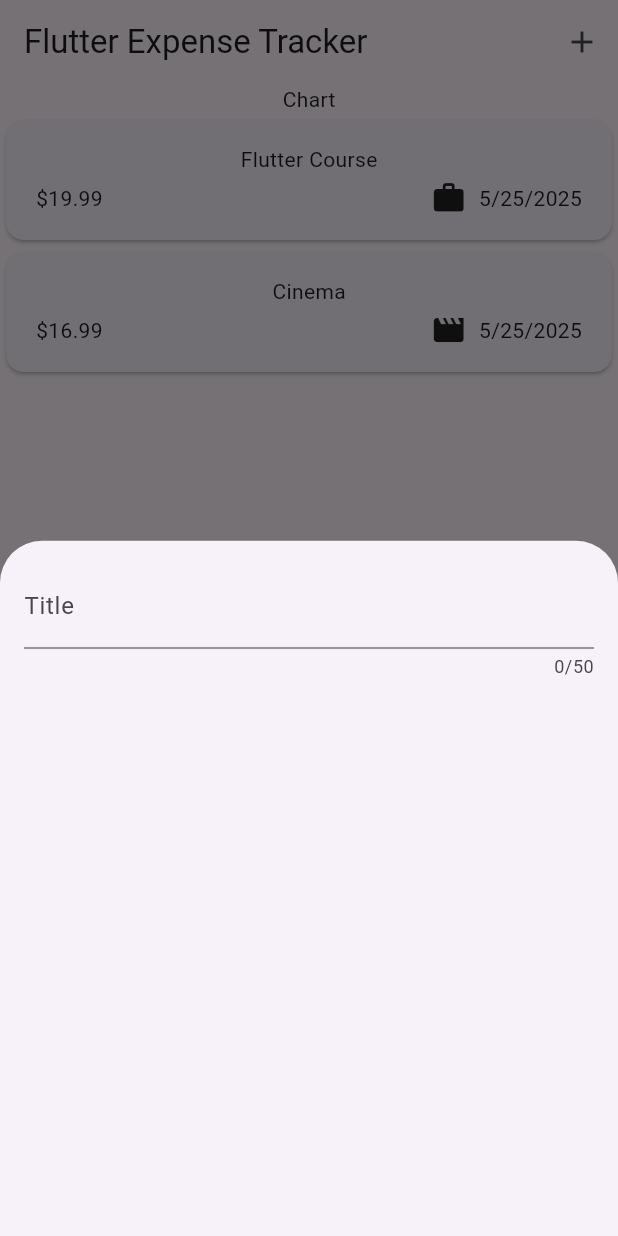
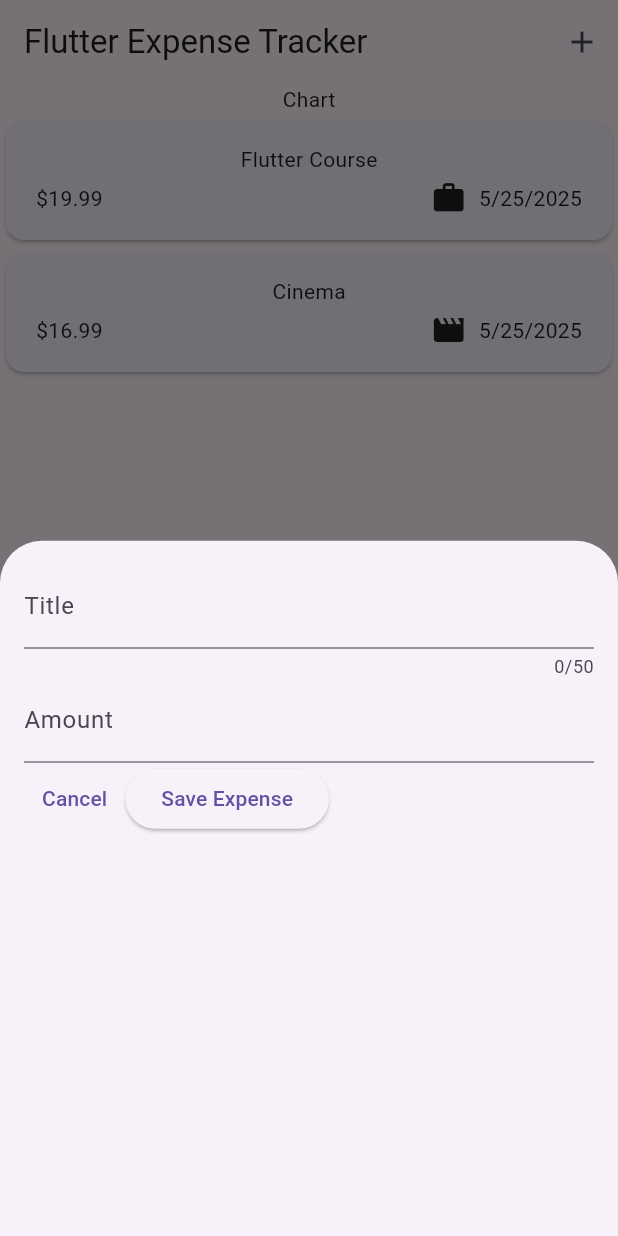
Before and after one commit to pulpetto/Expense-Tracker, a Flutter app: the screen it shows after launch, after a tap on the "add" icon, on a phone screen of 412 x 824 dp. Run offline on Flutter 3.47's test engine with Material 3 defaults, Android fonts, the phone set to English and light mode, and no system bars.

Commit message:
add inputs & buttons

```diff
--- a/lib/widgets/new_expense.dart
+++ b/lib/widgets/new_expense.dart
@@ -8,6 +8,16 @@ class NewExpense extends StatefulWidget {
 }
 
 class _NewExpenseState extends State<NewExpense> {
+  final _titleController = TextEditingController();
+  final _amountController = TextEditingController();
+
+  @override
+  void dispose() {
+    _titleController.dispose();
+    _amountController.dispose();
+    super.dispose();
+  }
+
   @override
   Widget build(BuildContext context) {
     return Padding(
@@ -15,8 +25,23 @@ class _NewExpenseState extends State<NewExpense> {
       child: Column(
         children: [
           TextField(
+            controller: _titleController,
             maxLength: 50,
             decoration: InputDecoration(label: Text('Title')),
+          ),
+          TextField(
+            controller: _amountController,
+            keyboardType: TextInputType.number,
+            decoration: InputDecoration(
+              prefix: Text('\$ '),
+              label: Text('Amount'),
+            ),
+          ),
+          Row(
+            children: [
+              TextButton(onPressed: () {}, child: Text('Cancel')),
+              ElevatedButton(onPressed: () {}, child: Text('Save Expense')),
+            ],
           ),
         ],
       ),
```
